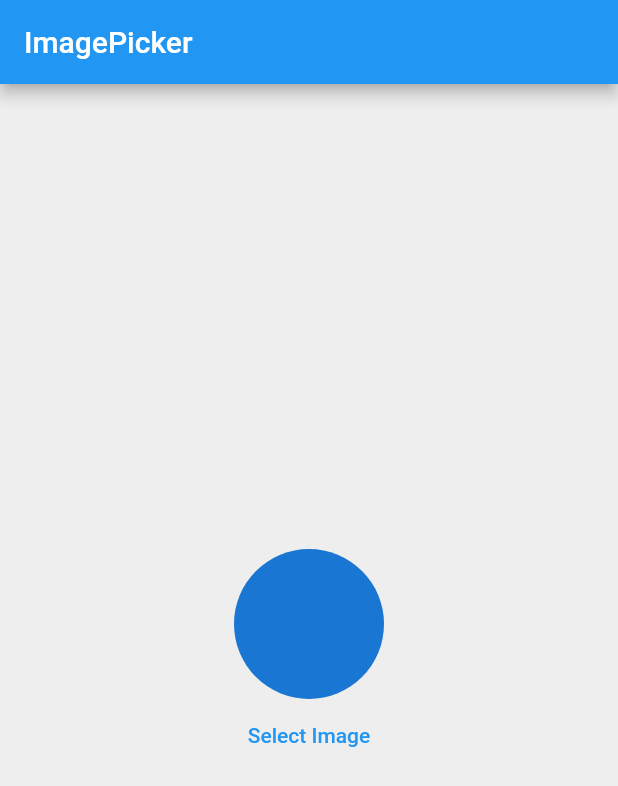
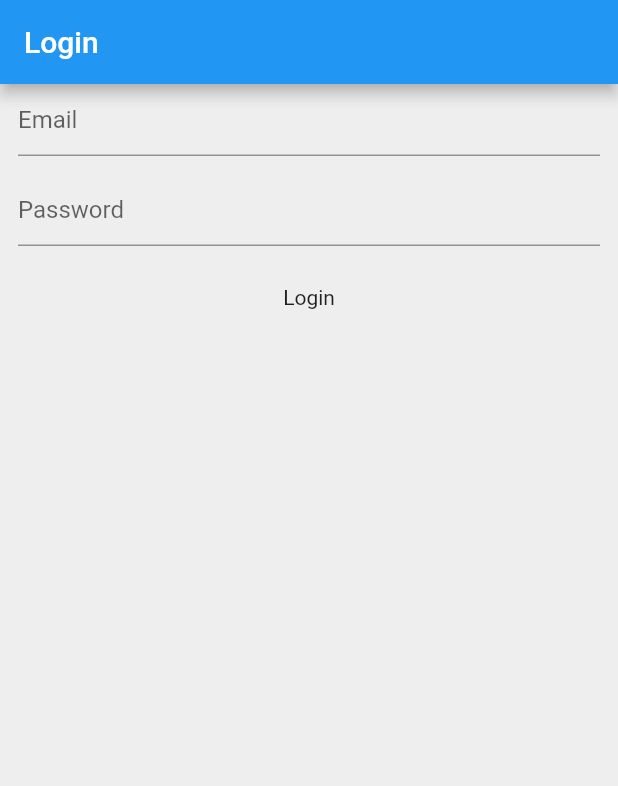
Before and after one commit to NamanGajera/flutter_getx, a Flutter app: the screen it shows after launch, on a phone screen of 412 x 824 dp. Shown: the top 786 px of the screen. Run offline on Flutter 3.47's test engine with Material 2 defaults, Android fonts, the phone set to English and light mode, and no system bars; our stand-ins replace get, image_picker.

Commit message:
login with api

```diff
--- /dev/null
+++ b/lib/LoginController.dart
@@ -0,0 +1,34 @@
+// ignore_for_file: file_names
+
+import 'dart:convert';
+
+import 'package:flutter/material.dart';
+import 'package:get/get.dart';
+import 'package:http/http.dart';
+
+class LoginController extends GetxController {
+  final emailcontroller = TextEditingController().obs;
+  final passwordcontroller = TextEditingController().obs;
+
+  void loginapi() async {
+    try {
+      final response =
+          await post(Uri.parse('https://reqres.in/api/login'), body: {
+        'email': emailcontroller.value.text,
+        'password': passwordcontroller.value.text,
+      });
+
+      var data = jsonDecode(response.body);
+
+      print(response.statusCode);
+      print(data);
+      if (response.statusCode == 200) {
+        Get.snackbar('Login Successfull', 'Congrats');
+      } else {
+        Get.snackbar('Login failed', data('error'));
+      }
+    } catch (e) {
+      Get.snackbar('Exception', e.toString());
+    }
+  }
+}
--- /dev/null
+++ b/lib/loginscreen.dart
@@ -0,0 +1,51 @@
+import 'package:flutter/material.dart';
+import 'package:flutter_getx/LoginController.dart';
+import 'package:get/get.dart';
+
+class LoginScreen extends StatelessWidget {
+  const LoginScreen({super.key});
+
+  @override
+  Widget build(BuildContext context) {
+    LoginController controller = Get.put(LoginController());
+    return Scaffold(
+      appBar: AppBar(
+        title: Text('Login'),
+      ),
+      body: Padding(
+        padding: const EdgeInsets.symmetric(horizontal: 12),
+        child: Column(
+          children: [
+            TextFormField(
+              controller: controller.emailcontroller.value,
+              decoration: InputDecoration(
+                hintText: 'Email',
+              ),
+            ),
+            const SizedBox(height: 12),
+            TextFormField(
+              controller: controller.passwordcontroller.value,
+              decoration: InputDecoration(
+                hintText: 'Password',
+              ),
+            ),
+            const SizedBox(height: 12),
+            InkWell(
+              onTap: () {
+                controller.loginapi();
+              },
+              child: Container(
+                height: 45,
+                color: Colors.grey[200],
+                width: double.infinity,
+                child: Center(
+                  child: Text('Login'),
+                ),
+              ),
+            )
+          ],
+        ),
+      ),
+    );
+  }
+}
--- a/lib/main.dart
+++ b/lib/main.dart
@@ -6,6 +6,7 @@ import 'package:flutter_getx/changelanguages.dart';
 import 'package:flutter_getx/controller.dart';
 import 'package:flutter_getx/homescreen.dart';
 import 'package:flutter_getx/languages.dart';
+import 'package:flutter_getx/loginscreen.dart';
 import 'package:get/get.dart';
 
 void main() {
@@ -36,7 +37,7 @@ class flutter_getx extends StatelessWidget {
           ),
           themeMode:
               controller.darkmode.value ? ThemeMode.dark : ThemeMode.light,
-          home: const ImagePick(),
+          home: const LoginScreen(),
         ));
   }
 }
--- a/pubspec.yaml
+++ b/pubspec.yaml
@@ -37,6 +37,7 @@ dependencies:
   cupertino_icons: ^1.0.2
   get: ^4.6.6
   image_picker: ^1.0.4
+  http: ^1.1.0
 
 dev_dependencies:
   flutter_test:
```
Also changed, not shown: pubspec.lock.
